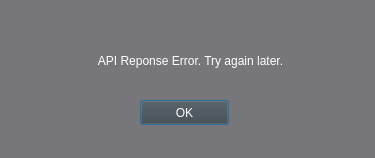
Above: server_error.ui from ivinjabraham/redeyes before the change. Below: the same form after it.
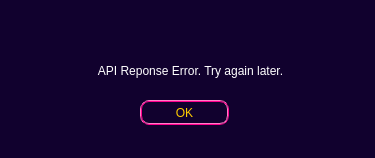
That is the form after the change.

Commit message: ADD: Mail sent and not sent dialog windows.

```diff
--- a/server_error.ui
+++ b/server_error.ui
@@ -15,18 +15,24 @@
   </property>
   <property name="styleSheet">
    <string notr="true">QPushButton{
-	background-color: #424242;
-	color: white;
-	font: 11pt &quot;JetBrains Mono&quot;;
+	border: 2px;
+	border-style: ridge;
+	border-radius: 9px;
+	border-color: rgb(255, 0, 143);
+	color:#FFCC00; 
+	font: 63 11pt &quot;URW Gothic&quot;;
 }
 
 QDialog{
-	background-color: rgb(119, 118, 123)
+	background-color: #11012E;
 }
- 
 QLabel {
 	color: white;
-	font: 11pt &quot;JetBrains Mono&quot;;
+	font: 63 11pt &quot;URW Gothic&quot;;
+}
+QLabel {
+	color: white;
+	font: 63 11pt &quot;URW Gothic&quot;;
 }
 </string>
   </property>
@@ -34,7 +40,7 @@
    <property name="geometry">
     <rect>
      <x>30</x>
-     <y>30</y>
+     <y>40</y>
      <width>321</width>
      <height>61</height>
     </rect>
```
Left out of the diff: 3 changed lines with no effect on the pictures. The commit also changes 5 other files.
